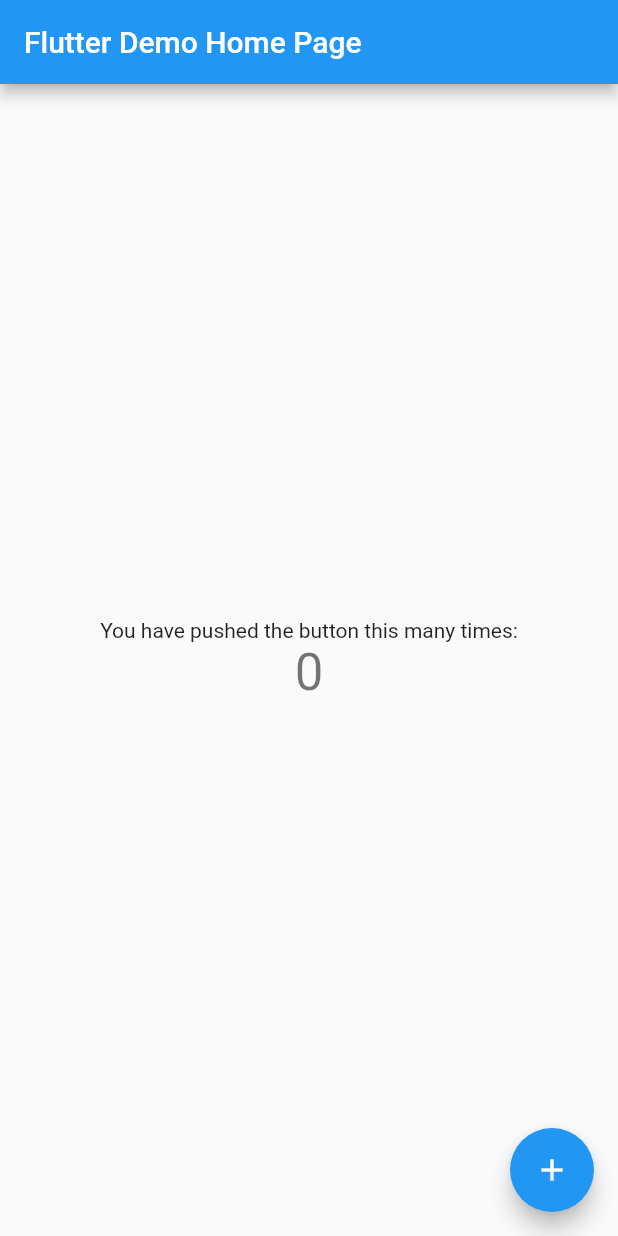
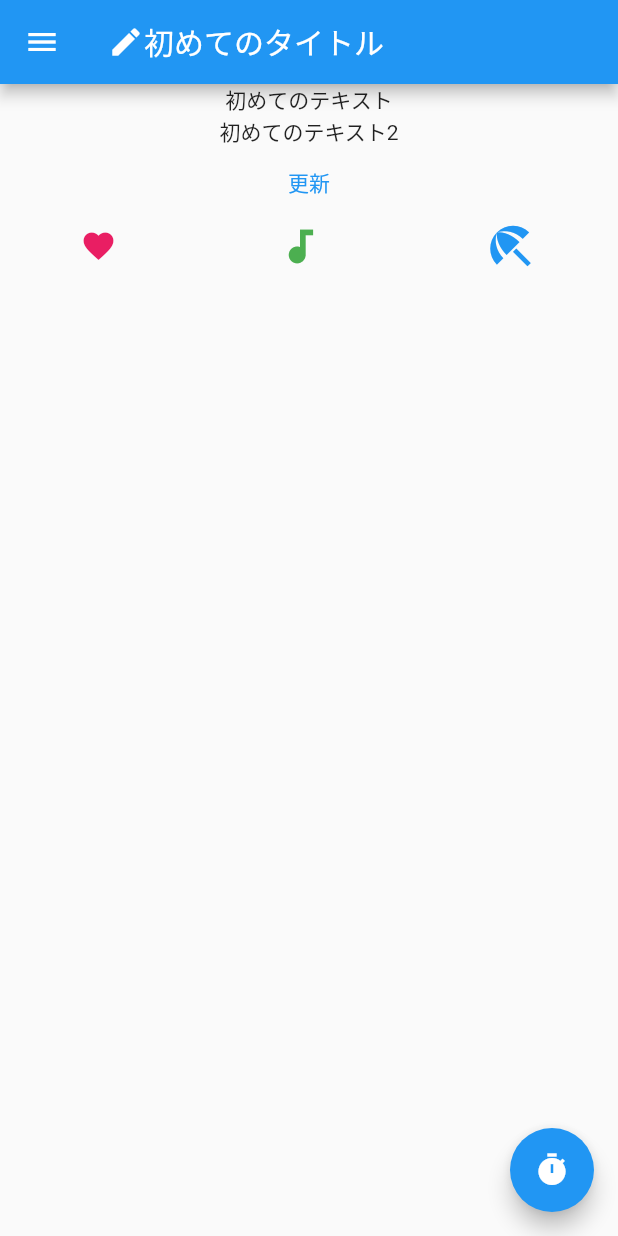
Before and after one commit to adShoheiTerashima/flutter-hello-world, a Flutter app: the screen it shows after launch, on a phone screen of 412 x 824 dp. Run offline on Flutter 3.47's test engine with Material 2 defaults, Android fonts, the phone set to English and light mode, and no system bars.

Commit message:
done beginner_widget

```diff
--- a/lib/main.dart
+++ b/lib/main.dart
@@ -48,68 +48,42 @@ class MyHomePage extends StatefulWidget {
 }
 
 class _MyHomePageState extends State<MyHomePage> {
-  int _counter = 0;
-
-  void _incrementCounter() {
-    setState(() {
-      // This call to setState tells the Flutter framework that something has
-      // changed in this State, which causes it to rerun the build method below
-      // so that the display can reflect the updated values. If we changed
-      // _counter without calling setState(), then the build method would not be
-      // called again, and so nothing would appear to happen.
-      _counter++;
-    });
-  }
-
   @override
   Widget build(BuildContext context) {
-    // This method is rerun every time setState is called, for instance as done
-    // by the _incrementCounter method above.
-    //
-    // The Flutter framework has been optimized to make rerunning build methods
-    // fast, so that you can just rebuild anything that needs updating rather
-    // than having to individually change instances of widgets.
     return Scaffold(
-      appBar: AppBar(
-        // Here we take the value from the MyHomePage object that was created by
-        // the App.build method, and use it to set our appbar title.
-        title: Text(widget.title),
-      ),
-      body: Center(
-        // Center is a layout widget. It takes a single child and positions it
-        // in the middle of the parent.
-        child: Column(
-          // Column is also a layout widget. It takes a list of children and
-          // arranges them vertically. By default, it sizes itself to fit its
-          // children horizontally, and tries to be as tall as its parent.
-          //
-          // Invoke "debug painting" (press "p" in the console, choose the
-          // "Toggle Debug Paint" action from the Flutter Inspector in Android
-          // Studio, or the "Toggle Debug Paint" command in Visual Studio Code)
-          // to see the wireframe for each widget.
-          //
-          // Column has various properties to control how it sizes itself and
-          // how it positions its children. Here we use mainAxisAlignment to
-          // center the children vertically; the main axis here is the vertical
-          // axis because Columns are vertical (the cross axis would be
-          // horizontal).
-          mainAxisAlignment: MainAxisAlignment.center,
-          children: <Widget>[
-            const Text(
-              'You have pushed the button this many times:',
-            ),
-            Text(
-              '$_counter',
-              style: Theme.of(context).textTheme.headline4,
-            ),
-          ],
-        ),
-      ),
-      floatingActionButton: FloatingActionButton(
-        onPressed: _incrementCounter,
-        tooltip: 'Increment',
-        child: const Icon(Icons.add),
-      ), // This trailing comma makes auto-formatting nicer for build methods.
-    );
+        appBar: AppBar(
+            title: Row(children: const [Icon(Icons.create), Text("初めてのタイトル")])),
+        drawer: const Drawer(child: Center(child: Text("drawer"))),
+        body: Column(children: [
+          const Text("初めてのテキスト"),
+          const Text("初めてのテキスト2"),
+          TextButton(
+              // ignore: avoid_print
+              onPressed: () => {print("ボタンが押されたよ")},
+              child: const Text("更新")),
+          Row(
+              mainAxisAlignment: MainAxisAlignment.spaceAround,
+              children: const [
+                Icon(
+                  Icons.favorite,
+                  color: Colors.pink,
+                  size: 24.0,
+                ),
+                Icon(
+                  Icons.audiotrack,
+                  color: Colors.green,
+                  size: 30.0,
+                ),
+                Icon(
+                  Icons.beach_access,
+                  color: Colors.blue,
+                  size: 36.0,
+                ),
+              ]),
+        ]),
+        floatingActionButton: FloatingActionButton(
+            // ignore: avoid_print
+            onPressed: () => {print("floating press!!")},
+            child: const Icon(Icons.timer)));
   }
 }
```
